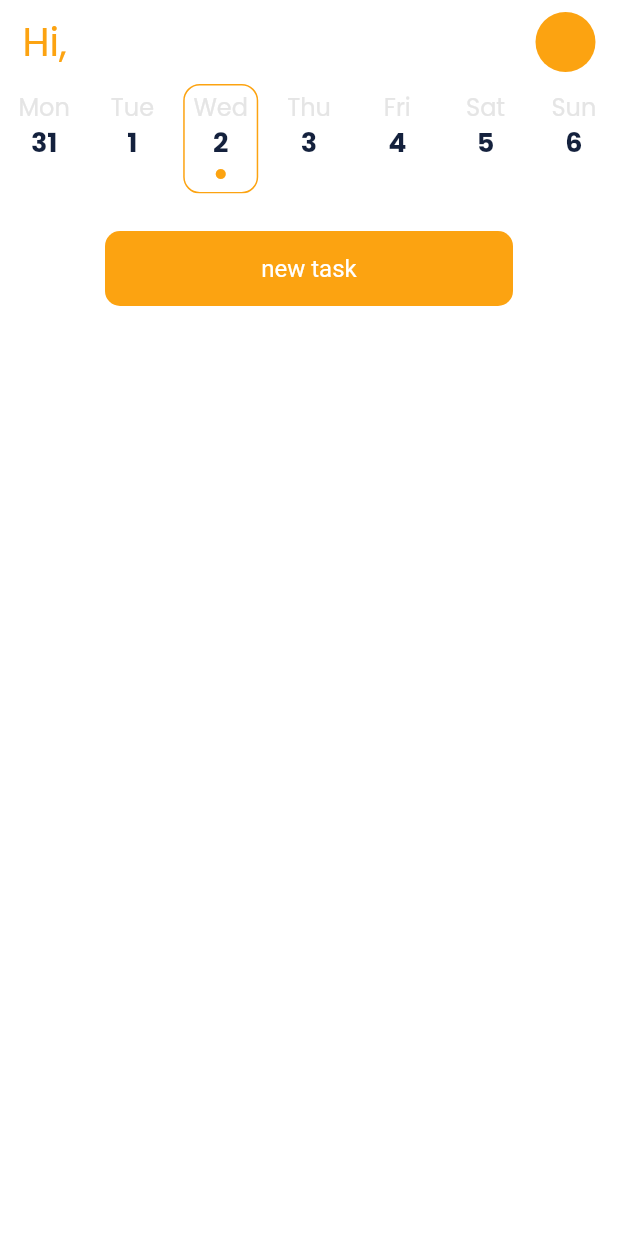
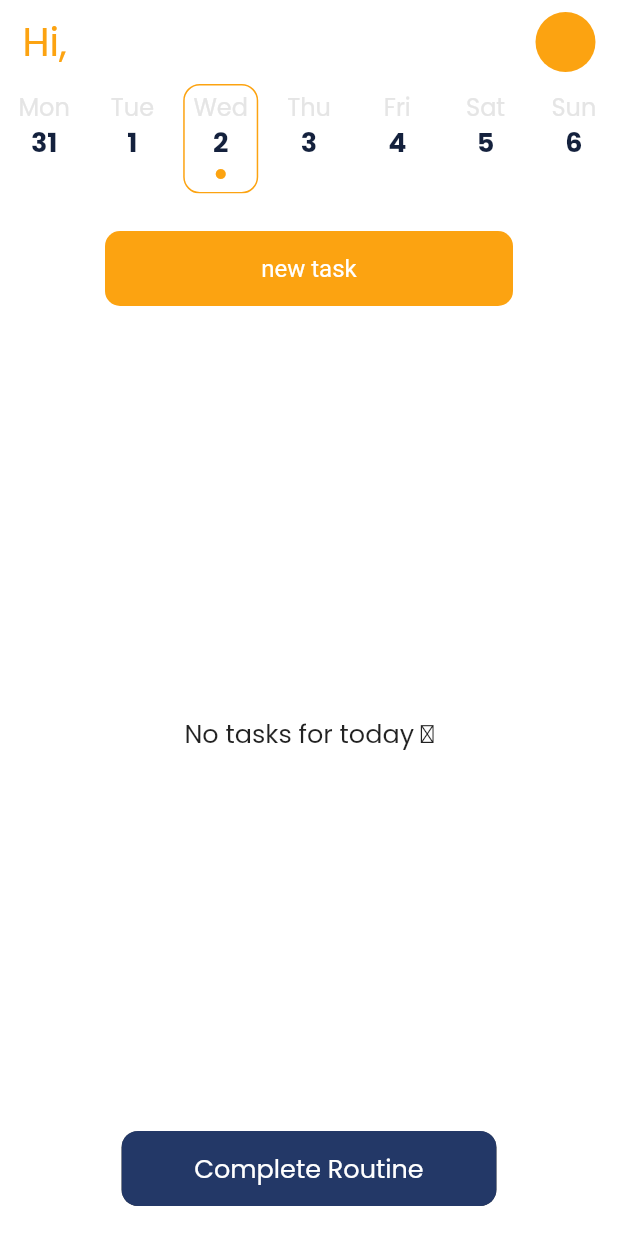
Before and after one commit to JoseLuna12/habito-app-flutter, a Flutter app: the HomeScreen screen opened directly, on a phone screen of 412 x 824 dp. Run offline on Flutter 3.47's test engine with Material 2 defaults, Android fonts, the phone set to English and light mode, and no system bars; our stand-ins replace isar, shared_preferences; accounts and stored records are empty; generated files the repository leaves out were written again.

Commit message:
only complete today or yesterday routine

```diff
--- a/lib/common/database/isar.dart
+++ b/lib/common/database/isar.dart
@@ -30,6 +30,48 @@ class IsarDatabase {
         .findAll();
   }
 
+  Future<void> completeRoutine(String time) async {
+    final isar = await _isar;
+    final routine = await getRoutineByTime(time: time, isarInstance: isar);
+    if (routine != null) {
+      routine.completed = true;
+      isar.writeTxnSync(() {
+        isar.routines.putSync(routine);
+      });
+      // await isar.routines.put(routine);
+    }
+  }
+
+  Future<Routine?> getRoutineByTime(
+      {required String time, Isar? isarInstance}) async {
+    final isar = isarInstance ?? await _isar;
+    return isar.routines.where().filter().timeEqualTo(time).findFirst();
+  }
+
+  Future<void> createRoutine(
+      {required Routine routine, Isar? isarInstance}) async {
+    final isar = isarInstance ?? await _isar;
+    isar.writeTxnSync(() => {isar.routines.putSync(routine)});
+  }
+
+  Future<void> saveTaskToRoutine(String time, Task task) async {
+    final isar = await _isar;
+    final routine = await getRoutineByTime(time: time, isarInstance: isar);
+    if (routine == null) {
+      final newRoutine = Routine()
+        ..name = time
+        ..time = time
+        ..tasks.add(task);
+      await createRoutine(routine: newRoutine, isarInstance: isar);
+      return;
+    }
+
+    routine.tasks.add(task);
+    isar.writeTxnSync(() {
+      routine.tasks.saveSync();
+    });
+  }
+
   Future<void> saveTask(Task task) async {
     final isar = await _isar;
     isar.writeTxnSync(() => isar.tasks.putSync(task));
@@ -47,7 +89,7 @@ class IsarDatabase {
 
   Future<void> deleteTask(Id taskId) async {
     final isar = await _isar;
-    isar.writeTxn(() => isar.tasks.delete(taskId));
+    isar.writeTxnSync(() => isar.tasks.deleteSync(taskId));
   }
 }
 
--- a/lib/common/date/day.dart
+++ b/lib/common/date/day.dart
@@ -2,13 +2,17 @@ class HabiDay {
   final DateTime date;
   bool _isToday = false;
   bool _isActive = false;
+  // late HabiDay _yesterday;
   HabiDay({required this.date, bool? today}) {
     _isToday = today ?? false;
     _isActive = today ?? false;
+    // final yesterday = date.subtract(Duration(days: 1));
+    // _yesterday = HabiDay(date: yesterday);
   }
 
   bool get isToday => _isToday;
   bool get isActive => _isActive;
+  // HabiDay get yesterday => _yesterday;
 
   String get weekDayLong {
     return getWeekDayLong(date.weekday);
--- a/lib/common/providers/app_state_provider.dart
+++ b/lib/common/providers/app_state_provider.dart
@@ -3,6 +3,9 @@ import 'dart:async';
 import 'package:flutter/material.dart';
 import 'package:habito/common/database/isar.dart';
 import 'package:habito/common/models/task_recommendation.isar.dart';
+import 'package:habito/common/providers/task_provider.dart';
+import 'package:habito/common/providers/week_provider.dart';
+import 'package:provider/provider.dart';
 
 class AppStateProvider extends ChangeNotifier {
   FocusNode? _currentInputFocus;
@@ -60,6 +63,36 @@ class AppStateProvider extends ChangeNotifier {
     _currentInputFocus = inputNode;
     _isKeyboardOpen = true;
     inputNode.requestFocus();
+    print("object");
     notifyListeners();
   }
+
+  bool canCompleteRoutine(BuildContext context) {
+    final taskProvider = context.read<TaskProvider>();
+    final weekProvider = context.read<WeekProvider>();
+    final today = weekProvider.weeksValues.today;
+    final activeDay = weekProvider.weeksValues.activeDay;
+
+    final tomorrow = today.date..add(const Duration(days: 1));
+    final yesterday = today.date..subtract(const Duration(days: 1));
+
+    bool canComplete = true;
+
+    if (today.keyDate == activeDay.keyDate) {
+      print("is today");
+      canComplete = false;
+    }
+
+    if (activeDay.date == yesterday) {
+      print("is yesterday");
+      canComplete = false;
+    }
+
+    if (taskProvider.tasks.isNotEmpty) {
+      print("is not empty");
+      canComplete = false;
+    }
+
+    return canComplete;
+  }
 }
--- a/lib/constants/app_colors.dart
+++ b/lib/constants/app_colors.dart
@@ -10,6 +10,7 @@ class HabiColor {
   static const Color white = Color.fromARGB(255, 255, 255, 255);
 
   //variations
+  static const Color orangeLight = Color.fromARGB(255, 255, 181, 62);
   static const Color grayLight = Color.fromARGB(255, 246, 246, 246);
   static const Color grayDark = Color.fromARGB(255, 86, 92, 105);
   static const Color blueDark = Color.fromARGB(255, 12, 21, 38);
--- a/lib/features/routines/screens/home.dart
+++ b/lib/features/routines/screens/home.dart
@@ -1,4 +1,5 @@
 import 'package:flutter/material.dart';
+import 'package:habito/features/routines/widgets/bottom_bar.dart';
 // import 'package:habito/common/providers/user_provider.dart';
 import 'package:habito/features/routines/widgets/day_selector.dart';
 import 'package:habito/features/routines/widgets/home_appbar.dart';
@@ -15,6 +16,7 @@ class HomeScreen extends StatelessWidget {
     // }
 
     return const Scaffold(
+      bottomNavigationBar: BottomBar(),
       appBar: HomeAppBar(),
       // resizeToAvoidBottomInset: false,
       body: Column(
--- /dev/null
+++ b/lib/features/routines/widgets/bottom_bar.dart
@@ -0,0 +1,149 @@
+import 'package:flutter/material.dart';
+import 'package:habito/common/date/day.dart';
+import 'package:habito/common/providers/app_state_provider.dart';
+import 'package:habito/common/providers/task_provider.dart';
+import 'package:habito/common/providers/week_provider.dart';
+import 'package:habito/constants/app_colors.dart';
+import 'package:habito/constants/app_measurements.dart';
+import 'package:provider/provider.dart';
+
+class BottomBar extends StatelessWidget {
+  const BottomBar({super.key});
+  @override
+  Widget build(BuildContext context) {
+    final isDarkMode = context.watch<AppStateProvider>().isDarkMode(context);
+
+    final weekProvider = context.watch<WeekProvider>();
+    final today = weekProvider.weeksValues.today;
+    final activeDay = weekProvider.weeksValues.activeDay;
+
+    final yesterdayDate = today.date.subtract(const Duration(days: 1));
+    final yesterday = HabiDay(date: yesterdayDate);
+
+    bool canComplete = false;
+
+    if (today.keyDate == activeDay.keyDate) {
+      canComplete = true;
+    }
+
+    if (activeDay.keyDate == yesterday.keyDate) {
+      canComplete = true;
+    }
+
+    return Visibility(
+      visible: canComplete,
+      child: Container(
+        color: isDarkMode ? HabiColor.blue : HabiColor.white,
+        height: 80,
+        child: const Bar(),
+      ),
+    );
+  }
+}
+
+class Bar extends StatefulWidget {
+  const Bar({super.key});
+
+  @override
+  State<Bar> createState() => _BarState();
+}
+
+class _BarState extends State<Bar> with SingleTickerProviderStateMixin {
+  late AnimationController _buttonAnimationController;
+  late Animation<double> _buttonAnimation;
+  late HabiDay selectedDay;
+  final int secondsToStop = 3;
+  int timeElapsed = 0;
+  bool buttonPressed = false;
+
+  @override
+  void initState() {
+    super.initState();
+    selectedDay = context.read<WeekProvider>().weeksValues.activeDay;
+    _buttonAnimationController = AnimationController(
+      vsync: this,
+      duration: const Duration(seconds: 3),
+    )..addStatusListener(completeRoutine);
+
+    _buttonAnimation =
+        Tween(begin: 0.0, end: 1.0).animate(_buttonAnimationController);
+  }
+
+  void completeRoutine(AnimationStatus status) {
+    if (status == AnimationStatus.completed) {
+      context.read<TaskProvider>().completeRoutineByDay(selectedDay.keyDate);
+    }
+  }
+
+  @override
+  Widget build(BuildContext context) {
+    late final isDarkMode =
+        context.read<AppStateProvider>().isDarkMode(context);
+    return Column(
+      mainAxisAlignment: MainAxisAlignment.start,
+      crossAxisAlignment: CrossAxisAlignment.center,
+      children: [
+        const SizedBox(
+          height: 10,
+        ),
+        InkWell(
+          onTapDown: (details) {
+            // startTime();
+            buttonPressed = true;
+            _buttonAnimationController.forward();
+          },
+          onTapUp: (details) {
+            // stopTIme();
+            buttonPressed = false;
+            _buttonAnimationController.reset();
+          },
+          child: ClipRRect(
+            borderRadius: const BorderRadius.all(
+              Radius.circular(HabiMeasurements.cornerRadius),
+            ),
+            child: AnimatedBuilder(
+              animation: _buttonAnimationController,
+              builder: (context, child) {
+                double animatedValue = _buttonAnimation.value;
+                return Container(
+                  width: 250,
+                  decoration: BoxDecoration(
+                      color:
+                          isDarkMode ? HabiColor.orange : HabiColor.blueLight,
+                      boxShadow: [
+                        BoxShadow(
+                          color: Colors.black.withOpacity(0.8), // Shadow color
+                          spreadRadius:
+                              6, // Negative value to create inner shadow
+                          blurRadius: 6,
+                          offset: const Offset(
+                              0, 6), // Offset to control the shadow position
+                        ),
+                      ]),
+                  child: Stack(
+                    alignment: Alignment.centerLeft,
+                    children: [
+                      Container(
+                        color: isDarkMode
+                            ? HabiColor.orangeLight
+                            : HabiColor.blueDark,
+                        width: (animatedValue * 250).roundToDouble(),
+                        height: 50,
+                      ),
+                      const Center(
+                        child: Text(
+                          "Complete Routine",
+                          style: TextStyle(color: HabiColor.white),
+                        ),
+                      ),
+                    ],
+                  ),
+                );
+              },
+            ),
+          ),
+        )
+      ],
+    );
+  }
+}
--- a/lib/features/routines/widgets/input_task.dart
+++ b/lib/features/routines/widgets/input_task.dart
@@ -47,7 +47,7 @@ class _InputTaskState extends State<InputTask> {
         ..name = task
         ..time = selectedDay.keyDate
         ..note = _noteInputController.text;
-      context.read<TaskProvider>().addTask(t);
+      context.read<TaskProvider>().addTaskToRoutine(t);
       context.read<AppStateProvider>().resetRecommendations();
       _taskInputController.clear();
       _noteInputController.clear();
--- a/lib/features/routines/widgets/tasks_column.dart
+++ b/lib/features/routines/widgets/tasks_column.dart
@@ -37,11 +37,38 @@ class _TasksColumnState extends State<TasksColumn> {
       children: [
         Expanded(
           child: FutureBuilder(
-            future:
-                context.read<TaskProvider>().initTaskByDay(selectedDay.keyDate),
+            future: context
+                .watch<TaskProvider>()
+                .initRoutineByDay(selectedDay.keyDate),
             builder: (context, snapshot) {
               List<Task> tasks =
-                  context.watch<TaskProvider>().tasks.reversed.toList();
+                  context.read<TaskProvider>().tasks.reversed.toList();
+
+              if (tasks.isEmpty) {
+                return Padding(
+                  padding: const EdgeInsets.symmetric(
+                    horizontal: HabiMeasurements.paddingHorizontal,
+                  ),
+                  child: Column(
+                    children: [
+                      addTaskButton(
+                        buttonBackgroundColor,
+                        context,
+                        newTaskAction,
+                      ),
+                      Expanded(
+                        child: Visibility(
+                          visible:
+                              !context.watch<AppStateProvider>().isKeyboardOpen,
+                          child: const Center(
+                            child: Text("No tasks for today 🥲"),
+                          ),
+                        ),
+                      ),
+                    ],
+                  ),
+                );
+              }
               return Padding(
                 padding: const EdgeInsets.symmetric(
                   horizontal: HabiMeasurements.paddingHorizontal,
@@ -53,21 +80,10 @@ class _TasksColumnState extends State<TasksColumn> {
                   itemCount: tasks.length + 1,
                   itemBuilder: (context, index) {
                     if (index == 0) {
-                      return Container(
-                        padding: const EdgeInsets.only(
-                          top: 25,
-                          left: HabiMeasurements.paddingHorizontalButtonXl,
-                          right: HabiMeasurements.paddingHorizontalButtonXl,
-                          bottom: 30,
-                        ),
-                        color: buttonBackgroundColor,
-                        child: ElevatedButton(
-                          onPressed:
-                              context.watch<AppStateProvider>().isKeyboardOpen
-                                  ? null
-                                  : newTaskAction,
-                          child: const Text("new task"),
-                        ),
+                      return addTaskButton(
+                        buttonBackgroundColor,
+                        context,
+                        newTaskAction,
                       );
                     }
                     return TaskListTile(task: tasks[index - 1]);
@@ -79,6 +95,28 @@ class _TasksColumnState extends State<TasksColumn> {
         ),
         const InputTask()
       ],
+    );
+  }
+
+  Container addTaskButton(
+    Color buttonBackgroundColor,
+    BuildContext context,
+    void Function() newTaskAction,
+  ) {
+    return Container(
+      padding: const EdgeInsets.only(
+        top: 25,
+        left: HabiMeasurements.paddingHorizontalButtonXl,
+        right: HabiMeasurements.paddingHorizontalButtonXl,
+        bottom: 30,
+      ),
+      color: buttonBackgroundColor,
+      child: ElevatedButton(
+        onPressed: context.watch<AppStateProvider>().isKeyboardOpen
+            ? null
+            : newTaskAction,
+        child: const Text("new task"),
+      ),
     );
   }
 }
```
Also changed, not shown: lib/common/providers/task_provider.dart (+28 -1 lines).
